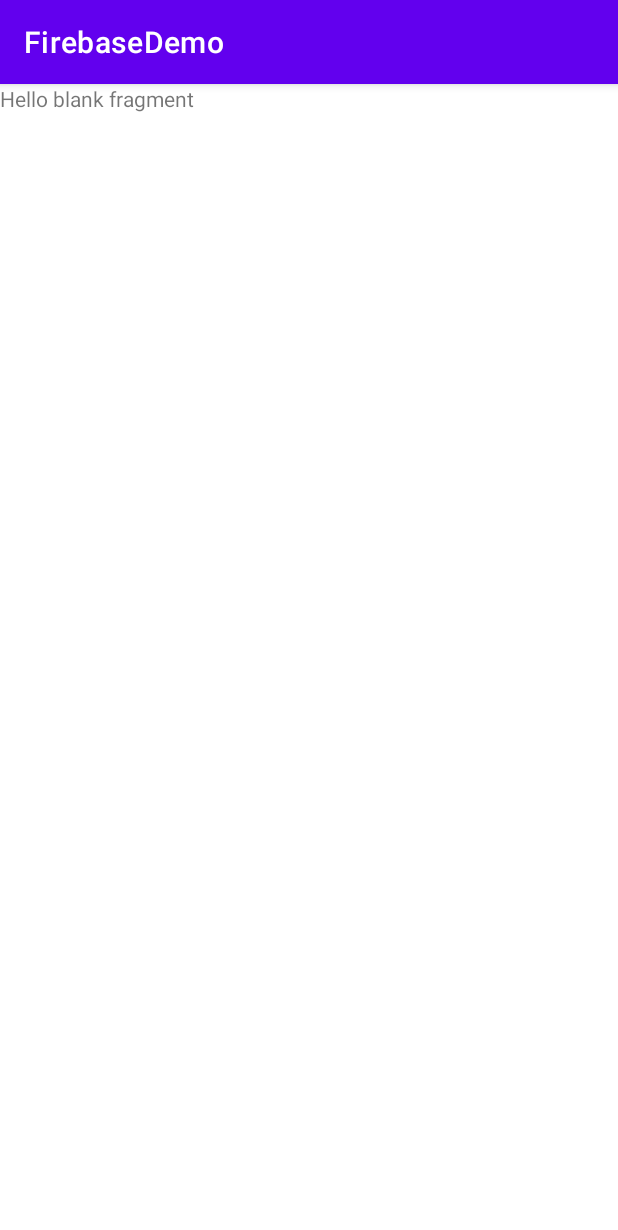
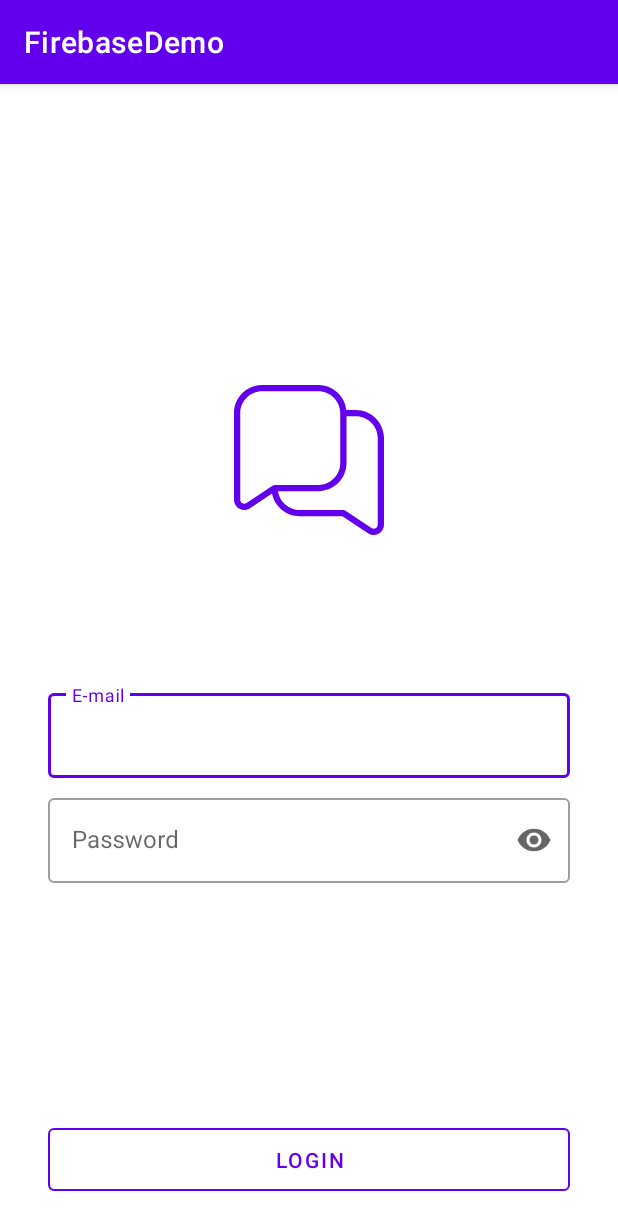
Before and after one commit to AppcentMobile/FirebaseDemoAndroid, an Android app: the screen it shows after launch (MainActivity), on a phone screen of 412 x 824 dp. Shown: the top 1230 px of the screen. Run offline under Robolectric (Android 15) with nearby library versions, the phone set to English and light mode, and no system bars; our stand-ins replace Dagger/Hilt's generated code, Firebase (no records; nobody signed in at launch, a user with empty details on screens opened directly), Timber.

Commit message:
Complete login flow

```diff
--- a/app/src/main/java/com/appcent/android/firebasedemo/domain/util/extensions/FragmentExtensions.kt
+++ b/app/src/main/java/com/appcent/android/firebasedemo/domain/util/extensions/FragmentExtensions.kt
@@ -1,5 +1,6 @@
 package com.appcent.android.firebasedemo.domain.util.extensions
 
+import android.widget.Toast
 import androidx.fragment.app.Fragment
 import androidx.lifecycle.Lifecycle
 import androidx.lifecycle.lifecycleScope
@@ -18,3 +19,7 @@ fun <T> Fragment.collectFlow(flow: Flow<T>, observer: (T) -> Unit) {
         }
     }
 }
+
+fun Fragment.showToast(message: String) {
+    Toast.makeText(requireContext(), message, Toast.LENGTH_SHORT).show()
+}
--- /dev/null
+++ b/app/src/main/java/com/appcent/android/firebasedemo/domain/util/extensions/ViewExtensions.kt
@@ -0,0 +1,12 @@
+package com.appcent.android.firebasedemo.domain.util.extensions
+
+import android.view.View
+import com.google.android.material.snackbar.Snackbar
+
+/**
+ * Created by hasan.arinc on 6.12.2023.
+ */
+
+fun View.showSnackbar(message: String) {
+    Snackbar.make(this, message, Snackbar.LENGTH_SHORT).show()
+}
--- a/app/src/main/java/com/appcent/android/firebasedemo/ui/view/auth/LoginFragment.kt
+++ b/app/src/main/java/com/appcent/android/firebasedemo/ui/view/auth/LoginFragment.kt
@@ -1,9 +1,10 @@
 package com.appcent.android.firebasedemo.ui.view.auth
 
-import android.widget.Toast
-import androidx.fragment.app.viewModels
+import androidx.navigation.navGraphViewModels
+import com.appcent.android.firebasedemo.R
 import com.appcent.android.firebasedemo.databinding.FragmentLoginBinding
 import com.appcent.android.firebasedemo.domain.util.extensions.collectFlow
+import com.appcent.android.firebasedemo.domain.util.extensions.showToast
 import com.appcent.android.firebasedemo.ui.base.BaseFragment
 import com.appcent.android.firebasedemo.ui.view.auth.state.LoginViewState
 import dagger.hilt.android.AndroidEntryPoint
@@ -14,28 +15,35 @@ class LoginFragment : BaseFragment<FragmentLoginBinding>() {
 
     override fun getViewBinding() = FragmentLoginBinding.inflate(layoutInflater)
 
-    private val viewModel: LoginViewModel by viewModels()
+    private val viewModel: LoginViewModel by navGraphViewModels(R.id.nav_authentication) {
+        defaultViewModelProviderFactory
+    }
 
-    override fun initUi() {
-        super.initUi()
+    override fun setClickListeners() {
+        super.setClickListeners()
+        binding.btnLogin.setOnClickListener {
+            val email = binding.etEmail.text.toString().trim()
+            val password = binding.etPassword.text.toString().trim()
+            viewModel.login(email, password)
+        }
+    }
 
-        collectFlow(viewModel.loginViewState) {
-            handleViewState(it)
-        }
+    override fun setObservers() {
+        super.setObservers()
+        collectFlow(viewModel.loginViewState) { handleViewState(it) }
     }
 
     private fun handleViewState(viewState: LoginViewState) {
         when (viewState) {
             is LoginViewState.Error -> {
-                Toast.makeText(requireContext(), viewState.errorMessage, Toast.LENGTH_LONG).show()
+                showToast(viewState.errorMessage)
             }
 
             LoginViewState.Loading -> {
-
             }
 
             is LoginViewState.Success -> {
-                viewState.data
+                //TODO Chat Ekranına Yönlendirelecek
             }
         }
     }
--- a/app/src/main/java/com/appcent/android/firebasedemo/ui/view/auth/LoginViewModel.kt
+++ b/app/src/main/java/com/appcent/android/firebasedemo/ui/view/auth/LoginViewModel.kt
@@ -6,8 +6,8 @@ import com.appcent.android.firebasedemo.domain.repository.AuthRepository
 import com.appcent.android.firebasedemo.ui.view.auth.state.LoginViewState
 import com.mkhakpaki.sinatobechanged.ui.base.BaseViewModel
 import dagger.hilt.android.lifecycle.HiltViewModel
-import kotlinx.coroutines.flow.MutableStateFlow
-import kotlinx.coroutines.flow.asStateFlow
+import kotlinx.coroutines.flow.MutableSharedFlow
+import kotlinx.coroutines.flow.asSharedFlow
 import kotlinx.coroutines.launch
 import javax.inject.Inject
 
@@ -20,25 +20,24 @@ class LoginViewModel @Inject constructor(
     private val authRepository: AuthRepository
 ) : BaseViewModel() {
 
-    private val _loginViewState =
-        MutableStateFlow<LoginViewState>(LoginViewState.Loading)
-    val loginViewState = _loginViewState.asStateFlow()
-
+    private val _loginViewState = MutableSharedFlow<LoginViewState>()
+    val loginViewState = _loginViewState.asSharedFlow()
 
     init {
-        login()
-    }
-
-    fun checkCurrentUser() {
         viewModelScope.launch {
-            authRepository.currentUser
+            if (authRepository.currentUser != null) {
+                _loginViewState.emit(LoginViewState.Success)
+            }
         }
     }
 
-    private fun login() {
+    fun logout() {
+        authRepository.logout()
+    }
+
+    fun login(email: String, password: String) {
         viewModelScope.launch {
-            val result = authRepository.signUp("hasanTest", "test1@gmail.com", "123456")
-            val state = when (result) {
+            val state = when (val result = authRepository.login(email, password)) {
                 is ApiResult.Error -> {
                     LoginViewState.Error(result.error.message.orEmpty())
                 }
@@ -48,8 +47,7 @@ class LoginViewModel @Inject constructor(
                 }
 
                 is ApiResult.Success -> {
-                    LoginViewState.Success(result.data)
-
+                    LoginViewState.Success
                 }
             }
             _loginViewState.emit(state)
--- a/app/src/main/java/com/appcent/android/firebasedemo/ui/view/auth/state/LoginViewState.kt
+++ b/app/src/main/java/com/appcent/android/firebasedemo/ui/view/auth/state/LoginViewState.kt
@@ -6,8 +6,8 @@ import com.google.firebase.auth.FirebaseUser
  * Created by hasan.arinc on 4.12.2023.
  */
 
-sealed class LoginViewState {
-    object Loading : LoginViewState()
-    data class Success(val data: FirebaseUser) : LoginViewState()
-    data class Error(val errorMessage: String) : LoginViewState()
+sealed interface LoginViewState {
+    object Loading : LoginViewState
+    object Success : LoginViewState
+    data class Error(val errorMessage: String) : LoginViewState
 }
--- /dev/null
+++ b/app/src/main/res/drawable/ic_messages.xml
@@ -0,0 +1,9 @@
+<vector xmlns:android="http://schemas.android.com/apk/res/android"
+    android:width="512dp"
+    android:height="512dp"
+    android:viewportWidth="24"
+    android:viewportHeight="24">
+  <path
+      android:fillColor="#FF6200EE"
+      android:pathData="m19.5,3.998h-1.528C17.723,1.751 15.812,-0.002 13.5,-0.002L4.5,-0.002C2.019,-0.002 0,2.017 0,4.498v13.854c0,0.609 0.333,1.166 0.871,1.453 0.244,0.131 0.511,0.195 0.777,0.195 0.319,0 0.638,-0.093 0.914,-0.277l3.524,-2.349c0.409,2.063 2.233,3.623 4.414,3.623h6.849l4.089,2.726c0.276,0.185 0.594,0.277 0.914,0.277 0.266,0 0.533,-0.064 0.777,-0.195 0.537,-0.287 0.871,-0.844 0.871,-1.453v-13.854c0,-2.481 -2.019,-4.5 -4.5,-4.5ZM2.007,18.892c-0.203,0.135 -0.45,0.148 -0.665,0.032 -0.214,-0.114 -0.342,-0.328 -0.342,-0.571L1,4.498c0,-1.93 1.57,-3.5 3.5,-3.5h9c1.93,0 3.5,1.57 3.5,3.5v8c0,1.93 -1.57,3.5 -3.5,3.5h-6.937c-0.154,0 -0.285,0.054 -0.345,0.087l-4.211,2.806ZM23,22.353c0,0.243 -0.128,0.457 -0.342,0.571 -0.214,0.115 -0.463,0.102 -0.665,-0.032l-4.215,-2.81c-0.082,-0.055 -0.179,-0.084 -0.277,-0.084h-7c-1.76,0 -3.221,-1.306 -3.464,-3h6.464c2.481,0 4.5,-2.019 4.5,-4.5v-7.5h1.5c1.93,0 3.5,1.57 3.5,3.5v13.854Z"/>
+</vector>
--- a/app/src/main/res/layout/fragment_login.xml
+++ b/app/src/main/res/layout/fragment_login.xml
@@ -1,14 +1,74 @@
 <?xml version="1.0" encoding="utf-8"?>
-<FrameLayout xmlns:android="http://schemas.android.com/apk/res/android"
+<androidx.constraintlayout.widget.ConstraintLayout xmlns:android="http://schemas.android.com/apk/res/android"
+    xmlns:app="http://schemas.android.com/apk/res-auto"
     xmlns:tools="http://schemas.android.com/tools"
     android:layout_width="match_parent"
     android:layout_height="match_parent"
     tools:context=".ui.view.auth.LoginFragment">
 
-    <!-- TODO: Update blank fragment layout -->
-    <TextView
-        android:layout_width="match_parent"
-        android:layout_height="match_parent"
-        android:text="@string/hello_blank_fragment" />
+    <androidx.appcompat.widget.AppCompatImageView
+        android:id="@+id/ivLogo"
+        android:layout_width="100dp"
+        android:layout_height="100dp"
+        android:src="@drawable/ic_messages"
+        app:layout_constraintBottom_toBottomOf="parent"
+        app:layout_constraintEnd_toEndOf="parent"
+        app:layout_constraintStart_toStartOf="parent"
+        app:layout_constraintTop_toTopOf="parent"
+        app:layout_constraintVertical_bias="0.3" />
 
-</FrameLayout>
+    <com.google.android.material.textfield.TextInputLayout
+        android:id="@+id/tiEmail"
+        style="@style/Widget.MaterialComponents.TextInputLayout.OutlinedBox"
+        android:layout_width="0dp"
+        android:layout_height="wrap_content"
+        android:layout_marginHorizontal="32dp"
+        android:layout_marginTop="100dp"
+        android:hint="@string/email"
+        app:layout_constraintEnd_toEndOf="parent"
+        app:layout_constraintStart_toStartOf="parent"
+        app:layout_constraintTop_toBottomOf="@id/ivLogo">
+
+        <com.google.android.material.textfield.TextInputEditText
+            android:id="@+id/etEmail"
+            android:layout_width="match_parent"
+            android:layout_height="wrap_content"
+            android:imeOptions="actionNext" />
+    </com.google.android.material.textfield.TextInputLayout>
+
+    <com.google.android.material.textfield.TextInputLayout
+        android:id="@+id/tiPassword"
+        style="@style/Widget.MaterialComponents.TextInputLayout.OutlinedBox"
+        android:layout_width="0dp"
+        android:layout_height="wrap_content"
+        android:layout_marginHorizontal="32dp"
+        android:layout_marginTop="8dp"
+        android:hint="@string/password"
+        app:endIconMode="password_toggle"
+        app:layout_constraintEnd_toEndOf="parent"
+        app:layout_constraintStart_toStartOf="parent"
+        app:layout_constraintTop_toBottomOf="@+id/tiEmail">
+
+        <com.google.android.material.textfield.TextInputEditText
+            android:id="@+id/etPassword"
+            android:layout_width="match_parent"
+            android:layout_height="wrap_content"
+            android:imeOptions="actionNext"
+            android:inputType="textPassword" />
+    </com.google.android.material.textfield.TextInputLayout>
+
+    <com.google.android.material.button.MaterialButton
+        android:id="@+id/btnLogin"
+        style="@style/Widget.MaterialComponents.Button.OutlinedButton"
+        android:layout_width="0dp"
+        android:layout_height="54dp"
+        android:layout_marginHorizontal="32dp"
+        android:layout_marginBottom="24dp"
+        android:text="@string/login"
+        app:layout_constraintBottom_toBottomOf="parent"
+        app:layout_constraintEnd_toEndOf="parent"
+        app:layout_constraintStart_toStartOf="parent"
+        app:strokeColor="@color/purple_500" />
+
+
+</androidx.constraintlayout.widget.ConstraintLayout>
--- a/app/src/main/res/values/strings.xml
+++ b/app/src/main/res/values/strings.xml
@@ -3,4 +3,9 @@
     <!-- TODO: Remove or change this placeholder text -->
     <string name="hello_blank_fragment">Hello blank fragment</string>
     <string name="login">Login</string>
+
+    <!-- Login Screen -->
+    <string name="password">Password</string>
+    <string name="email">E-mail</string>
+
 </resources>
```
